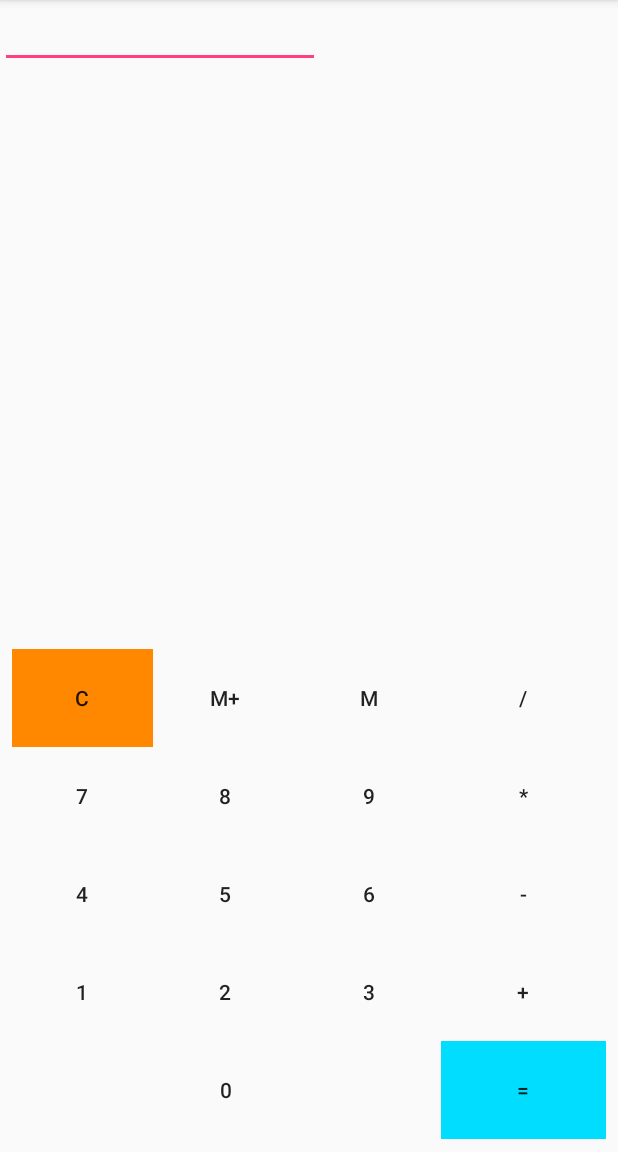
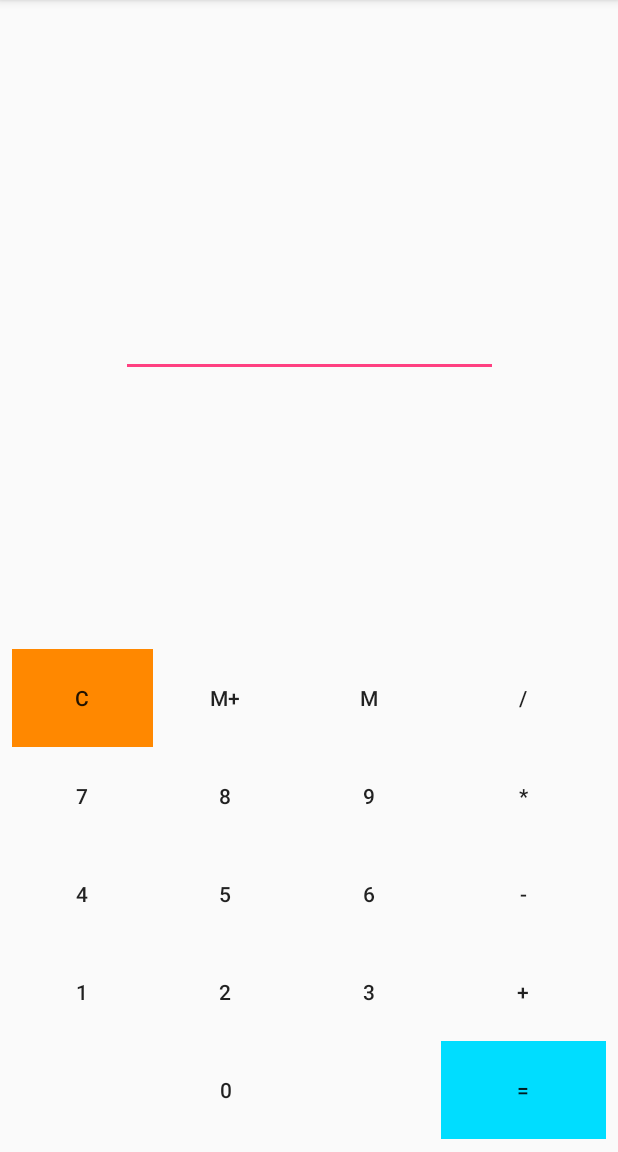
Before and after one commit to andreagregori/Calcolatrice, an Android app: the screen it shows after launch (MainActivity), after a tap on an icon or button, on a phone screen of 412 x 824 dp, the part 84-1236 px from its top. Run offline under Robolectric (Android 15) with nearby library versions, the phone set to English and light mode, and no system bars.

```diff
--- a/app/src/main/java/com/example/studente/calcolatrice20/MainActivity.java
+++ b/app/src/main/java/com/example/studente/calcolatrice20/MainActivity.java
@@ -4,28 +4,13 @@ import android.support.v7.app.AppCompatActivity;
 import android.os.Bundle;
 import android.view.View;
 import android.widget.Button;
+import android.widget.EditText;
 import android.widget.Toast;
 
 public class MainActivity extends AppCompatActivity implements View.OnClickListener{
-    private Button button0;
-    private Button button1;
-    private Button button2;
-    private Button button3;
-    private Button button4;
-    private Button button5;
-    private Button button6;
-    private Button button7;
-    private Button button8;
-    private Button button9;
-    private Button buttonPiu;
-    private Button buttonMeno;
-    private Button buttonDivisione;
-    private Button buttonPer;
-    private Button buttonUguale;
-    private Button buttonCancella;
-    private Button buttonMpiu;
-    private Button buttonM;
-
+    private Button button0, button1, button2, button3, button4, button5, button6, button7, button8, button9, buttonPiu, buttonMeno, buttonDivisione, buttonPer, buttonUguale, buttonCancella, buttonMpiu, buttonM;
+    private EditText editText;
+    private double x, y;
 
     @Override
     protected void onCreate(Bundle savedInstanceState) {
@@ -38,8 +23,75 @@ public class MainActivity extends AppCompatActivity implements View.OnClickListe
     @Override
     public void onClick(View v) {
         if (v.getId()==button0.getId()){
-            Toast t=  Toast.makeText(getApplicationContext(),"0",Toast.LENGTH_SHORT);
-            t.show();
+            editText.setText(editText.getText() + "0");
+        }
+
+        if (v.getId()==button1.getId()){
+            editText.setText(editText.getText() + "1");
+        }
+
+        if (v.getId()==button2.getId()){
+            editText.setText(editText.getText() + "2");
+        }
+
+        if (v.getId()==button3.getId()){
+            editText.setText(editText.getText() + "3");
+        }
+
+        if (v.getId()==button4.getId()){
+            editText.setText(editText.getText() + "4");
+        }
+
+        if (v.getId()==button5.getId()){
+            editText.setText(editText.getText() + "5");
+        }
+
+        if (v.getId()==button6.getId()){
+            editText.setText(editText.getText() + "6");
+        }
+
+        if (v.getId()==button7.getId()){
+            editText.setText(editText.getText() + "7");
+        }
+
+        if (v.getId()==button8.getId()){
+            editText.setText(editText.getText() + "8");
+        }
+
+        if (v.getId()==button9.getId()){
+            editText.setText(editText.getText() + "9");
+        }
+
+        if (v.getId()==buttonPiu.getId()){
+            editText.setText(editText.getText() + " + ");
+        }
+
+        if (v.getId()==buttonMeno.getId()){
+            editText.setText(editText.getText() + " - ");
+        }
+
+        if (v.getId()==buttonDivisione.getId()){
+            editText.setText(editText.getText() + " / ");
+        }
+
+        if (v.getId()==buttonPer.getId()){
+            editText.setText(editText.getText() + " * ");
+        }
+
+        if (v.getId()==buttonUguale.getId()){
+
+        }
+
+        if (v.getId()==buttonM.getId()){
+
+        }
+
+        if (v.getId()==buttonMpiu.getId()){
+
+        }
+
+        if (v.getId()==buttonCancella.getId()){
+            editText.setText("");
         }
     }
 
@@ -80,5 +132,6 @@ public class MainActivity extends AppCompatActivity implements View.OnClickListe
         buttonMpiu.setOnClickListener(this);
         buttonM = findViewById(R.id.buttonMemoria);
         buttonM.setOnClickListener(this);
+        editText = findViewById(R.id.editText);
     }
 }
--- a/app/src/main/res/layout/activity_main.xml
+++ b/app/src/main/res/layout/activity_main.xml
@@ -215,11 +215,16 @@
 
     <EditText
         android:id="@+id/editText"
-        android:layout_width="wrap_content"
-        android:layout_height="wrap_content"
+        android:layout_width="251dp"
+        android:layout_height="70dp"
+        android:editable="false"
         android:ems="10"
-        android:inputType="textPersonName"
-        tools:layout_editor_absoluteX="85dp"
-        tools:layout_editor_absoluteY="58dp" />
+        android:inputType="number"
+        android:singleLine="false"
+        app:layout_constraintBottom_toTopOf="@+id/tableLayout"
+        app:layout_constraintEnd_toEndOf="parent"
+        app:layout_constraintHorizontal_bias="0.5"
+        app:layout_constraintStart_toStartOf="parent"
+        app:layout_constraintTop_toTopOf="parent" />
 
 </android.support.constraint.ConstraintLayout>
```
Also changed, not shown: settings.gradle (line endings or trailing spaces).
